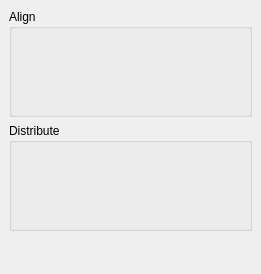
MarvinParanoid/MultiFusion, file plugins/widgets/AlignAndDistribute/AlignAndDistribute.ui: the form before one commit.
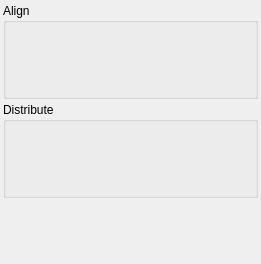
The form after the commit. Icons and pictures are not drawn.

Commit message: Смена позиции панели, правки интерфейса панели

```diff
--- a/plugins/widgets/AlignAndDistribute/AlignAndDistribute.ui
+++ b/plugins/widgets/AlignAndDistribute/AlignAndDistribute.ui
@@ -8,7 +8,7 @@
     <x>0</x>
     <y>0</y>
     <width>261</width>
-    <height>274</height>
+    <height>264</height>
    </rect>
   </property>
   <property name="windowTitle">
@@ -16,10 +16,10 @@
   </property>
   <layout class="QVBoxLayout">
    <property name="spacing">
-    <number>6</number>
+    <number>3</number>
    </property>
    <property name="margin">
-    <number>9</number>
+    <number>3</number>
    </property>
    <item>
     <widget class="QGroupBox" name="groupBox">
@@ -30,6 +30,9 @@
       <property name="spacing">
        <number>3</number>
       </property>
+      <property name="margin">
+       <number>3</number>
+      </property>
       <item>
        <layout class="QHBoxLayout" name="horizontalLayout">
         <property name="spacing">
@@ -375,6 +378,9 @@
       <property name="spacing">
        <number>3</number>
       </property>
+      <property name="margin">
+       <number>3</number>
+      </property>
       <item>
        <layout class="QHBoxLayout" name="horizontalLayout_4">
         <property name="spacing">
```
Left out of the diff: 92 changed lines with no effect on the pictures. The commit also changes 1 other file.
